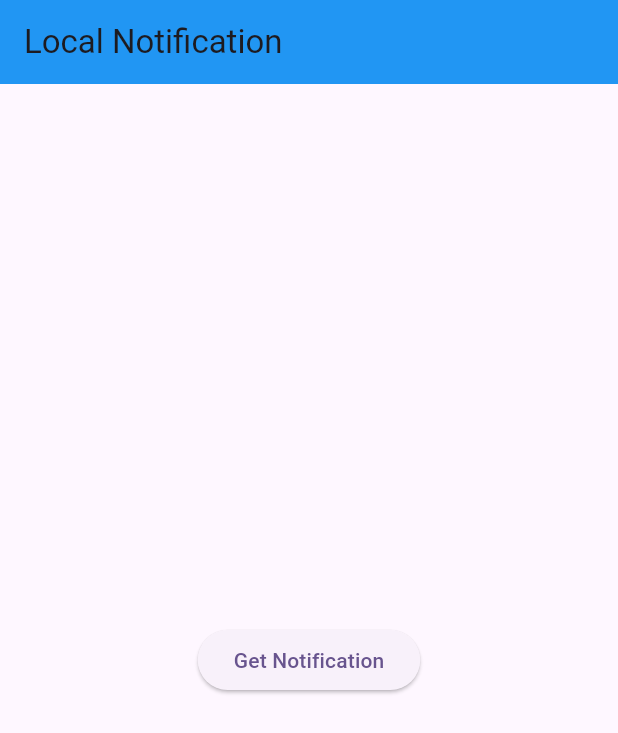
After one commit to Ye-Yint-Aung/Flutter-Local-Notification-Demo, a Flutter app: the screen it shows after launch, after a tap on "Get Notification", on a phone screen of 412 x 824 dp. The commit adds this screen. Shown: the top 733 px of the screen. Run offline on Flutter 3.47's test engine with Material 2 defaults, Android fonts, the phone set to English and light mode, and no system bars; our stand-ins replace flutter_local_notifications.

Commit message:
Notification add

```diff
--- a/lib/main.dart
+++ b/lib/main.dart
@@ -1,6 +1,5 @@
 import 'package:flutter/material.dart';
-
-import 'notification_service.dart';
+import 'notification_screen.dart';
 
 void main() {
   runApp(const MyApp());
@@ -19,7 +18,7 @@ class MyApp extends StatelessWidget {
         colorScheme: ColorScheme.fromSeed(seedColor: Colors.deepPurple),
         useMaterial3: true,
       ),
-      home: NotificationService(),
+      home: const NotificationScreen(),
     );
   }
 }
--- /dev/null
+++ b/lib/notification.dart
@@ -0,0 +1,26 @@
+import 'package:flutter_local_notifications/flutter_local_notifications.dart';
+
+class NotificationHelper {
+  final FlutterLocalNotificationsPlugin flutterLocalNotificationsPlugin =
+      FlutterLocalNotificationsPlugin();
+  final AndroidInitializationSettings androidInitializationSettings =
+      AndroidInitializationSettings('@mipmap/ic_launcher');
+
+  void initialNotification() async {
+    InitializationSettings initializationSettings =
+        InitializationSettings(android: androidInitializationSettings);
+    flutterLocalNotificationsPlugin.initialize(initializationSettings);
+  }
+
+  void sendNotification() async {
+    AndroidNotificationDetails androidNotificationDetails =
+        const AndroidNotificationDetails("channelId", "channelName",
+            icon: '@mipmap/ic_launcher',
+            importance: Importance.max,
+            priority: Priority.max);
+    NotificationDetails notificationDetails =
+        NotificationDetails(android: androidNotificationDetails);
+    await flutterLocalNotificationsPlugin.show(
+        0, "This is title", "This is body", notificationDetails);
+  }
+}
--- /dev/null
+++ b/lib/notification_screen.dart
@@ -0,0 +1,31 @@
+import 'package:flutter/material.dart';
+import 'package:local_notification_demo/notification.dart';
+
+class NotificationScreen extends StatefulWidget {
+  const NotificationScreen({super.key});
+
+  @override
+  State<NotificationScreen> createState() => _NotificationScreenState();
+}
+
+class _NotificationScreenState extends State<NotificationScreen> {
+  NotificationHelper notificationHelper = NotificationHelper();
+
+  @override
+  Widget build(BuildContext context) {
+    return Scaffold(
+      appBar: AppBar(
+        backgroundColor: Colors.blue,
+        title:const Text("Local Notification"),
+      ),
+      body: Center(
+        child: ElevatedButton(
+          onPressed: () {
+            notificationHelper.sendNotification();
+          },
+          child:const Text("Get Notification"),
+        ),
+      ),
+    );
+  }
+}
```
Also changed, not shown: lib/notification_service.dart (deleted, +0 -56 lines).
